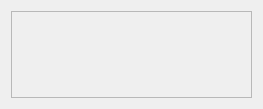
Qt form Dialog/Select/TypeSelect.ui (hohuy852/rename) before a commit.
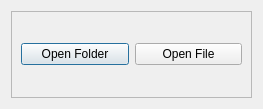
The same form after that commit.

```diff
--- a/Dialog/Select/TypeSelect.ui
+++ b/Dialog/Select/TypeSelect.ui
@@ -22,7 +22,22 @@
      <property name="frameShadow">
       <enum>QFrame::Raised</enum>
      </property>
-     <layout class="QHBoxLayout" name="horizontalLayout_2"/>
+     <layout class="QHBoxLayout" name="horizontalLayout_2">
+      <item>
+       <widget class="QPushButton" name="open_folder">
+        <property name="text">
+         <string>Open Folder</string>
+        </property>
+       </widget>
+      </item>
+      <item>
+       <widget class="QPushButton" name="open_file">
+        <property name="text">
+         <string>Open File</string>
+        </property>
+       </widget>
+      </item>
+     </layout>
     </widget>
    </item>
   </layout>
```
